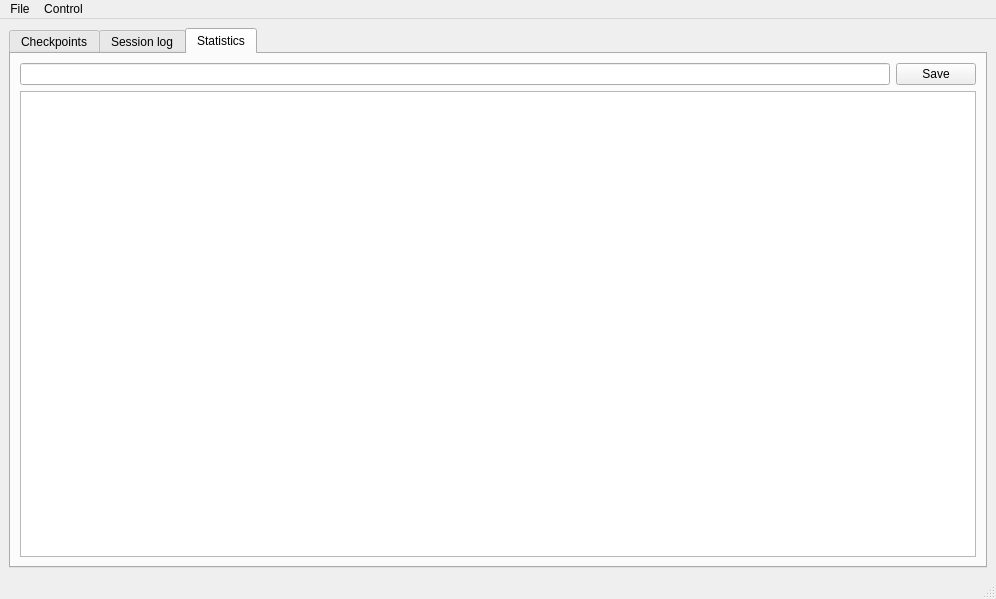
First picture: the form in BiometricACS/APP/UI/WindowMain.ui, repository tatuco/BiometricACS, before the edit.
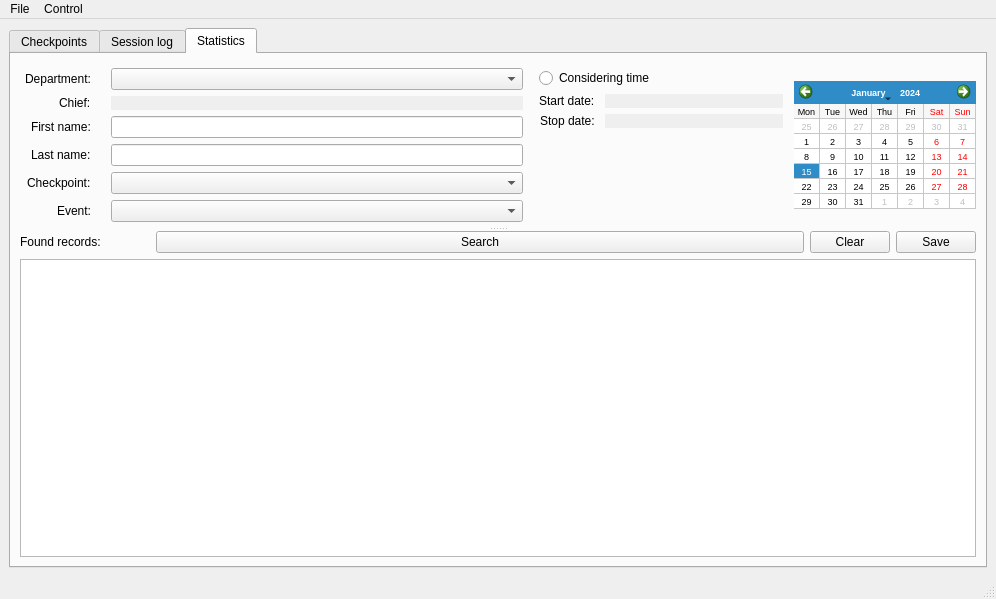
Second picture: the form after the edit. The open tabs and pages were chosen to show the change.

Commit message: Update DAL, BLL, Localization, database schema Add statistics functions Add export settings to file Fixed bugs

```diff
--- a/BiometricACS/APP/UI/WindowMain.ui
+++ b/BiometricACS/APP/UI/WindowMain.ui
@@ -19,7 +19,7 @@
     <item row="0" column="0">
      <widget class="QTabWidget" name="tabPresenter">
       <property name="autoFillBackground">
-       <bool>true</bool>
+       <bool>false</bool>
       </property>
       <property name="currentIndex">
        <number>0</number>
@@ -166,23 +166,283 @@
        </layout>
       </widget>
       <widget class="QWidget" name="tabStatistics">
+       <property name="autoFillBackground">
+        <bool>false</bool>
+       </property>
        <attribute name="title">
         <string>Statistics</string>
        </attribute>
        <layout class="QGridLayout" name="gridLayout_5">
         <item row="0" column="0">
-         <widget class="QLineEdit" name="tbSearchName"/>
-        </item>
-        <item row="0" column="1">
-         <widget class="QPushButton" name="btnSaveStatistics">
-          <property name="text">
-           <string>Save</string>
+         <widget class="QSplitter" name="splitter_5">
+          <property name="orientation">
+           <enum>Qt::Vertical</enum>
           </property>
+          <widget class="QWidget" name="layoutWidget">
+           <layout class="QHBoxLayout" name="horizontalLayout_3" stretch="2,1,0">
+            <property name="sizeConstraint">
+             <enum>QLayout::SetMaximumSize</enum>
+            </property>
+            <item>
+             <layout class="QFormLayout" name="formLayout">
+              <property name="labelAlignment">
+               <set>Qt::AlignRight|Qt::AlignTrailing|Qt::AlignVCenter</set>
+              </property>
+              <property name="horizontalSpacing">
+               <number>20</number>
+              </property>
+              <property name="verticalSpacing">
+               <number>6</number>
+              </property>
+              <property name="leftMargin">
+               <number>5</number>
+              </property>
+              <property name="topMargin">
+               <number>5</number>
+              </property>
+              <property name="rightMargin">
+               <number>5</number>
+              </property>
+              <property name="bottomMargin">
+               <number>5</number>
+              </property>
+              <item row="0" column="0">
+               <widget class="QLabel" name="lblDepartment">
+                <property name="text">
+                 <string>Department:</string>
+                </property>
+               </widget>
+              </item>
+              <item row="0" column="1">
+               <widget class="QComboBox" name="cmb_department"/>
+              </item>
+              <item row="1" column="0">
+               <widget class="QLabel" name="lblCheif">
+                <property name="text">
+                 <string>Chief:</string>
+                </property>
+               </widget>
+              </item>
+              <item row="1" column="1">
+               <widget class="QLabel" name="lbl_chief">
+                <property name="autoFillBackground">
+                 <bool>true</bool>
+                </property>
+                <property name="text">
+                 <string/>
+                </property>
+               </widget>
+              </item>
+              <item row="2" column="0">
+               <widget class="QLabel" name="lblFirstName">
+                <property name="text">
+                 <string>First name:</string>
+                </property>
+               </widget>
+              </item>
+              <item row="2" column="1">
+               <widget class="QLineEdit" name="tb_first_name"/>
+              </item>
+              <item row="3" column="0">
+               <widget class="QLabel" name="lblLastName">
+                <property name="text">
+                 <string>Last name:</string>
+                </property>
+               </widget>
+              </item>
+              <item row="3" column="1">
+               <widget class="QLineEdit" name="tb_last_name"/>
+              </item>
+              <item row="4" column="0">
+               <widget class="QLabel" name="lblCheckpoint">
+                <property name="text">
+                 <string>Checkpoint:</string>
+                </property>
+               </widget>
+              </item>
+              <item row="4" column="1">
+               <widget class="QComboBox" name="cmb_checkpoint"/>
+              </item>
+              <item row="5" column="0">
+               <widget class="QLabel" name="lblEvent">
+                <property name="text">
+                 <string>Event:</string>
+                </property>
+               </widget>
+              </item>
+              <item row="5" column="1">
+               <widget class="QComboBox" name="cmb_event"/>
+              </item>
+             </layout>
+            </item>
+            <item>
+             <layout class="QFormLayout" name="formLayout_2">
+              <property name="labelAlignment">
+               <set>Qt::AlignRight|Qt::AlignTrailing|Qt::AlignVCenter</set>
+              </property>
+              <property name="horizontalSpacing">
+               <number>10</number>
+              </property>
+              <property name="leftMargin">
+               <number>5</number>
+              </property>
+              <property name="topMargin">
+               <number>5</number>
+              </property>
+              <property name="rightMargin">
+               <number>5</number>
+              </property>
+              <property name="bottomMargin">
+               <number>5</number>
+              </property>
+              <item row="0" column="0" colspan="2">
+               <widget class="QRadioButton" name="rbtn_considering_time">
+                <property name="text">
+                 <string>Considering time</string>
+                </property>
+               </widget>
+              </item>
+              <item row="1" column="0">
+               <widget class="QLabel" name="lblStartDate">
+                <property name="text">
+                 <string>Start date:</string>
+                </property>
+               </widget>
+              </item>
+              <item row="1" column="1">
+               <widget class="QLabel" name="lbl_start_date">
+                <property name="autoFillBackground">
+                 <bool>true</bool>
+                </property>
+                <property name="text">
+                 <string/>
+                </property>
+               </widget>
+              </item>
+              <item row="2" column="0">
+               <widget class="QLabel" name="lblStopDate">
+                <property name="text">
+                 <string>Stop date:</string>
+                </property>
+               </widget>
+              </item>
+              <item row="2" column="1">
+               <widget class="QLabel" name="lbl_stop_date">
+                <property name="autoFillBackground">
+                 <bool>true</bool>
+                </property>
+                <property name="text">
+                 <string/>
+                </property>
+               </widget>
+              </item>
+             </layout>
+            </item>
+            <item>
+             <widget class="QCalendarWidget" name="wgt_calendar">
+              <property name="sizePolicy">
+               <sizepolicy hsizetype="Maximum" vsizetype="Maximum">
+                <horstretch>0</horstretch>
+                <verstretch>0</verstretch>
+               </sizepolicy>
+              </property>
+              <property name="font">
+               <font>
+                <pointsize>7</pointsize>
+               </font>
+              </property>
+              <property name="gridVisible">
+               <bool>true</bool>
+              </property>
+              <property name="selectionMode">
+               <enum>QCalendarWidget::SingleSelection</enum>
+              </property>
+              <property name="verticalHeaderFormat">
+               <enum>QCalendarWidget::NoVerticalHeader</enum>
+              </property>
+              <property name="navigationBarVisible">
+               <bool>true</bool>
+              </property>
+              <property name="dateEditEnabled">
+               <bool>false</bool>
+              </property>
+             </widget>
+            </item>
+           </layout>
+          </widget>
+          <widget class="QWidget" name="layoutWidget">
+           <layout class="QVBoxLayout" name="verticalLayout">
+            <item>
+             <layout class="QHBoxLayout" name="horizontalLayout_4" stretch="1,5,0,0">
+              <item>
+               <layout class="QHBoxLayout" name="horizontalLayout">
+                <item>
+                 <widget class="QLabel" name="lblFountRecors">
+                  <property name="sizePolicy">
+                   <sizepolicy hsizetype="Maximum" vsizetype="Preferred">
+                    <horstretch>0</horstretch>
+                    <verstretch>0</verstretch>
+                   </sizepolicy>
+                  </property>
+                  <property name="text">
+                   <string>Found records:</string>
+                  </property>
+                 </widget>
+                </item>
+                <item>
+                 <widget class="QLabel" name="lbl_found_records">
+                  <property name="autoFillBackground">
+                   <bool>false</bool>
+                  </property>
+                  <property name="text">
+                   <string/>
+                  </property>
+                 </widget>
+                </item>
+               </layout>
+              </item>
+              <item>
+               <widget class="QPushButton" name="btn_search_statistics">
+                <property name="text">
+                 <string>Search</string>
+                </property>
+               </widget>
+              </item>
+              <item>
+               <widget class="QPushButton" name="btn_clear">
+                <property name="sizePolicy">
+                 <sizepolicy hsizetype="Maximum" vsizetype="Fixed">
+                  <horstretch>0</horstretch>
+                  <verstretch>0</verstretch>
+                 </sizepolicy>
+                </property>
+                <property name="text">
+                 <string>Clear</string>
+                </property>
+               </widget>
+              </item>
+              <item>
+               <widget class="QPushButton" name="btn_save_statistict">
+                <property name="sizePolicy">
+                 <sizepolicy hsizetype="Maximum" vsizetype="Fixed">
+                  <horstretch>0</horstretch>
+                  <verstretch>0</verstretch>
+                 </sizepolicy>
+                </property>
+                <property name="text">
+                 <string>Save</string>
+                </property>
+               </widget>
+              </item>
+             </layout>
+            </item>
+            <item>
+             <widget class="QTableWidget" name="tableStatistics"/>
+            </item>
+           </layout>
+          </widget>
          </widget>
         </item>
-        <item row="1" column="0" colspan="2">
-         <widget class="QTableWidget" name="tableStatistics"/>
-        </item>
        </layout>
       </widget>
      </widget>
```
Left out of the diff: 11 changed lines with no effect on the pictures. The commit also changes 69 other files.
